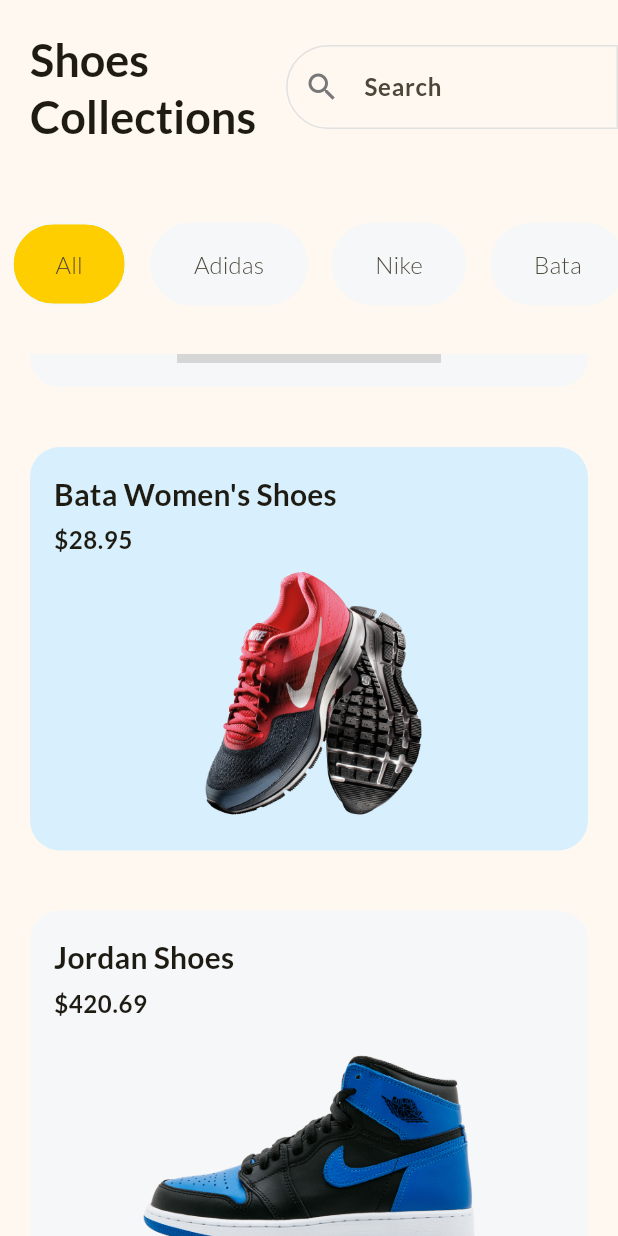
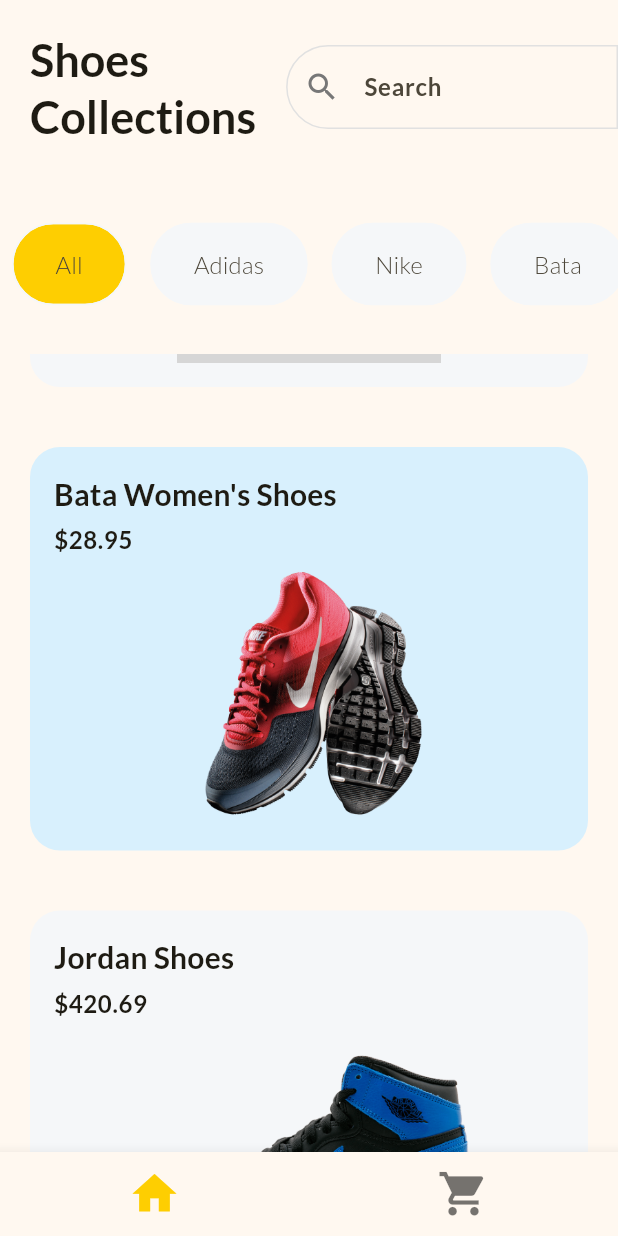
Before and after one commit to AVtheking/Shopping-App, a Flutter app: the screen it shows after launch, scrolled down 576 dp, on a phone screen of 412 x 824 dp. Run offline on Flutter 3.47's test engine with Material 2 defaults, Android fonts, the phone set to English and light mode, and no system bars; grey boxes are pictures that could not be loaded.

```diff
--- a/lib/main.dart
+++ /dev/null
@@ -1,41 +0,0 @@
-import 'package:flutter/material.dart';
-
-import 'package:shopping_app/home_screen.dart';
-
-void main() {
-  runApp(const MyApp());
-}
-
-class MyApp extends StatelessWidget {
-  const MyApp({super.key});
-
-  @override
-  Widget build(BuildContext context) {
-    return MaterialApp(
-        title: "Shopping App",
-        theme: ThemeData(
-          fontFamily: 'Lato',
-          colorScheme: ColorScheme.fromSeed(
-            seedColor: const Color.fromRGBO(254, 206, 1, 1),
-            primary: const Color.fromRGBO(254, 206, 1, 1),
-          ),
-          inputDecorationTheme: const InputDecorationTheme(
-            hintStyle: TextStyle(fontWeight: FontWeight.bold, fontSize: 16),
-            prefixIconColor: Color.fromRGBO(119, 119, 119, 1),
-          ),
-          textTheme: const TextTheme(
-            titleLarge: TextStyle(fontWeight: FontWeight.bold, fontSize: 30),
-            titleMedium: TextStyle(fontSize: 20, fontWeight: FontWeight.bold),
-            bodySmall: TextStyle(fontWeight: FontWeight.bold, fontSize: 16),
-          ),
-          appBarTheme: const AppBarTheme(
-            titleTextStyle: TextStyle(
-              fontSize: 20,
-              color: Colors.black,
-            ),
-          ),
-          useMaterial3: true,
-        ),
-        home: const HomeScreen());
-  }
-}
--- /dev/null
+++ b/lib/pages/home_screen.dart
@@ -0,0 +1,41 @@
+// ignore: file_names
+import 'package:flutter/material.dart';
+import 'package:shopping_app/cart_page.dart';
+
+import 'package:shopping_app/widgets/product_list.dart';
+
+class HomeScreen extends StatefulWidget {
+  const HomeScreen({super.key});
+
+  @override
+  State<HomeScreen> createState() => _HomeScreenState();
+}
+
+class _HomeScreenState extends State<HomeScreen> {
+  List<Widget> pages = const [ProductList(), CartPage()];
+  int currentPage = 0;
+
+  @override
+  Widget build(BuildContext context) {
+    return Scaffold(
+      body: IndexedStack(
+        index: currentPage,
+        children: pages,
+      ),
+      bottomNavigationBar: BottomNavigationBar(
+        iconSize: 35,
+        selectedFontSize: 0,
+        unselectedFontSize: 0,
+        // currentIndex: currentPage,
+        onTap: (value) => setState(() {
+          currentPage = value;
+        }),
+        currentIndex: currentPage,
+        items: const [
+          BottomNavigationBarItem(icon: Icon(Icons.home), label: ' '),
+          BottomNavigationBarItem(icon: Icon(Icons.shopping_cart), label: ' '),
+        ],
+      ),
+    );
+  }
+}
--- /dev/null
+++ b/lib/providers/cart_provider.dart
@@ -0,0 +1,15 @@
+import 'package:flutter/material.dart';
+
+class CartProvider extends ChangeNotifier {
+  final List<Map<String, dynamic>> cart = [];
+
+  void addProduct(Map<String, dynamic> product) {
+    cart.add(product);
+    notifyListeners();
+  }
+
+  void deleteProduct(Map<String, dynamic> product) {
+    cart.remove(product);
+    notifyListeners();
+  }
+}
--- /dev/null
+++ b/lib/widgets/main.dart
@@ -0,0 +1,47 @@
+import 'package:flutter/material.dart';
+import 'package:provider/provider.dart';
+import 'package:shopping_app/cart_page.dart';
+import 'package:shopping_app/providers/cart_provider.dart';
+
+import 'package:shopping_app/pages/home_screen.dart';
+
+void main() {
+  runApp(const MyApp());
+}
+
+class MyApp extends StatelessWidget {
+  const MyApp({super.key});
+
+  @override
+  Widget build(BuildContext context) {
+    return ChangeNotifierProvider(
+      create: (context) => CartProvider(),
+      child: MaterialApp(
+          title: "Shopping App",
+          theme: ThemeData(
+            fontFamily: 'Lato',
+            colorScheme: ColorScheme.fromSeed(
+              seedColor: const Color.fromRGBO(254, 206, 1, 1),
+              primary: const Color.fromRGBO(254, 206, 1, 1),
+            ),
+            inputDecorationTheme: const InputDecorationTheme(
+              hintStyle: TextStyle(fontWeight: FontWeight.bold, fontSize: 16),
+              prefixIconColor: Color.fromRGBO(119, 119, 119, 1),
+            ),
+            textTheme: const TextTheme(
+              titleLarge: TextStyle(fontWeight: FontWeight.bold, fontSize: 30),
+              titleMedium: TextStyle(fontSize: 20, fontWeight: FontWeight.bold),
+              bodySmall: TextStyle(fontWeight: FontWeight.bold, fontSize: 16),
+            ),
+            appBarTheme: const AppBarTheme(
+              titleTextStyle: TextStyle(
+                fontSize: 20,
+                color: Colors.black,
+              ),
+            ),
+            useMaterial3: true,
+          ),
+          home: const HomeScreen()),
+    );
+  }
+}
--- a/lib/home_screen.dart
+++ b/lib/widgets/product_list.dart
@@ -1,17 +1,16 @@
-// ignore: file_names
 import 'package:flutter/material.dart';
-import 'package:shopping_app/global_variables.dart';
-import 'package:shopping_app/product_card.dart';
-import 'package:shopping_app/product_details.dart';
+import 'package:shopping_app/widgets/global_variables.dart';
+import 'package:shopping_app/widgets/product_card.dart';
+import 'package:shopping_app/pages/product_details.dart';
 
-class HomeScreen extends StatefulWidget {
-  const HomeScreen({super.key});
+class ProductList extends StatefulWidget {
+  const ProductList({super.key});
 
   @override
-  State<HomeScreen> createState() => _HomeScreenState();
+  State<ProductList> createState() => _ProductListState();
 }
 
-class _HomeScreenState extends State<HomeScreen> {
+class _ProductListState extends State<ProductList> {
   final List<String> filters = const ['All', 'Adidas', 'Nike', 'Bata'];
 
   late String selectedFilter;
@@ -31,8 +30,7 @@ class _HomeScreenState extends State<HomeScreen> {
         left: Radius.circular(50),
       ),
     );
-    return Scaffold(
-        body: SafeArea(
+    return SafeArea(
       child: Column(
         children: [
           Row(
@@ -114,6 +112,6 @@ class _HomeScreenState extends State<HomeScreen> {
           )
         ],
       ),
-    ));
+    );
   }
 }
--- a/pubspec.yaml
+++ b/pubspec.yaml
@@ -35,6 +35,7 @@ dependencies:
   # The following adds the Cupertino Icons font to your application.
   # Use with the CupertinoIcons class for iOS style icons.
   cupertino_icons: ^1.0.2
+  provider: ^6.0.5
 
 dev_dependencies:
   flutter_test:
```
Also changed, not shown: lib/cart_page.dart (added, +86 -0 lines), lib/pages/cart_page.dart (added, +86 -0 lines), lib/pages/product_details.dart (renamed from lib/product_details.dart, +33 -3 lines), lib/widgets/global_variables.dart (renamed from lib/global_variables.dart), lib/widgets/product_card.dart (renamed from lib/product_card.dart), pubspec.lock, 1 other file.
